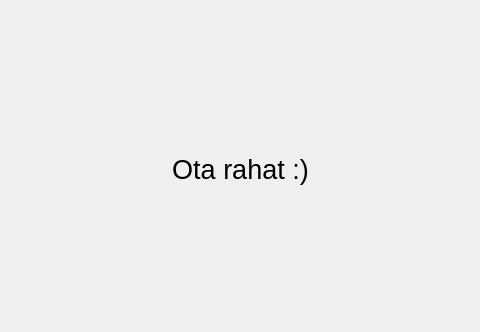
AleksiPuumala/bank-automat-omakopio, file bank-automat/bankAccountMain/takemoney.ui: the form before one commit; both pictures show x 85 to 565 and y 0 to 332 of the 673 by 575 pixel window.
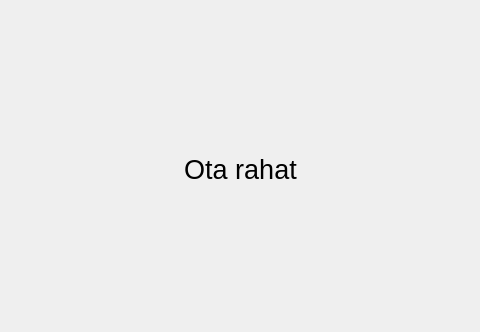
The form after the commit.

What changed in the file:
```diff
--- a/bank-automat/bankAccountMain/takemoney.ui
+++ b/bank-automat/bankAccountMain/takemoney.ui
@@ -28,7 +28,7 @@
     </rect>
    </property>
    <property name="text">
-    <string>Ota rahat :)</string>
+    <string>Ota rahat</string>
    </property>
    <property name="alignment">
     <set>Qt::AlignCenter</set>
```
